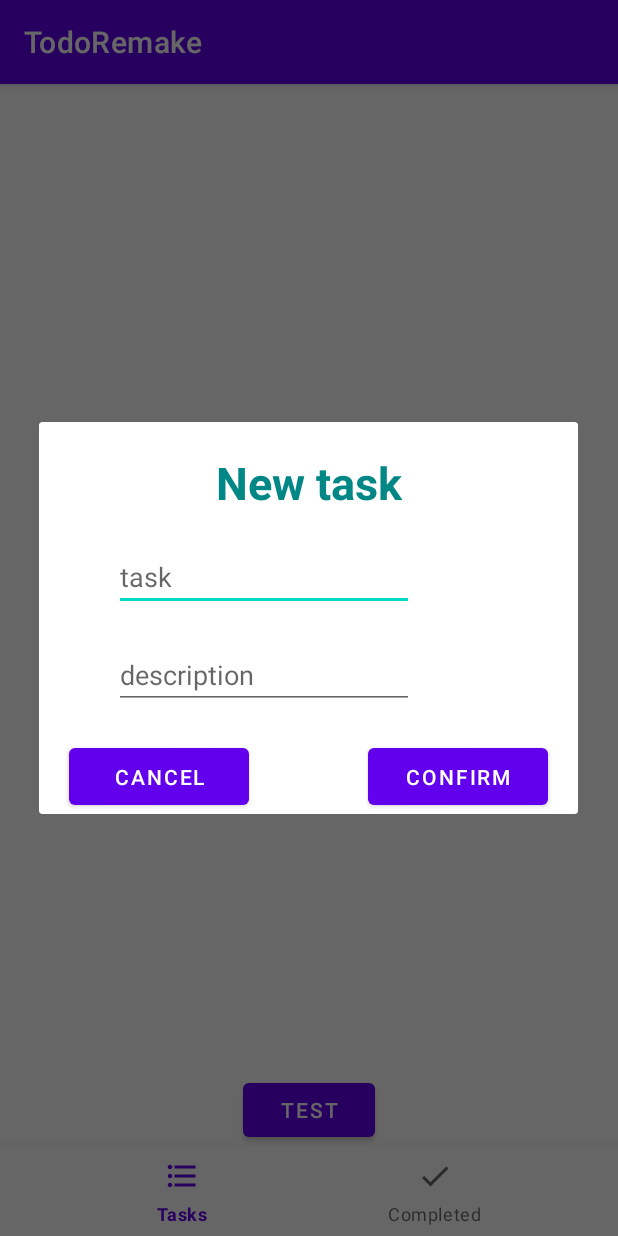
After one commit to matiSzewczyk/ToDo, an Android app: the fragment NewTaskDialogFragment placed in its activity, on a phone screen of 412 x 824 dp. The commit adds this screen. Run offline under Robolectric (Android 15) with nearby library versions, the phone set to English and light mode, and no system bars; our stand-ins replace Dagger/Hilt's generated code, navigation-ui.

Commit message:
Display dialog fragment

```diff
--- a/app/src/main/AndroidManifest.xml
+++ b/app/src/main/AndroidManifest.xml
@@ -4,6 +4,7 @@
     package="com.example.todoremake">
 
     <application
+        android:name=".TodoApplication"
         android:allowBackup="true"
         android:dataExtractionRules="@xml/data_extraction_rules"
         android:fullBackupContent="@xml/backup_rules"
--- a/app/src/main/java/com/example/todoremake/CompletedFragment.kt
+++ b/app/src/main/java/com/example/todoremake/CompletedFragment.kt
@@ -3,10 +3,15 @@ package com.example.todoremake
 import android.os.Bundle
 import android.view.View
 import androidx.fragment.app.Fragment
+import com.example.todoremake.databinding.FragmentCompletedBinding
 
 class CompletedFragment : Fragment(R.layout.fragment_completed){
 
+    private lateinit var binding: FragmentCompletedBinding
+
     override fun onViewCreated(view: View, savedInstanceState: Bundle?) {
         super.onViewCreated(view, savedInstanceState)
+
+        binding = FragmentCompletedBinding.bind(view)
     }
 }
--- a/app/src/main/java/com/example/todoremake/MainActivity.kt
+++ b/app/src/main/java/com/example/todoremake/MainActivity.kt
@@ -7,7 +7,9 @@ import androidx.navigation.fragment.NavHostFragment
 import androidx.navigation.fragment.findNavController
 import androidx.navigation.ui.setupWithNavController
 import com.example.todoremake.databinding.ActivityMainBinding
+import dagger.hilt.android.AndroidEntryPoint
 
+@AndroidEntryPoint
 class MainActivity : AppCompatActivity() {
 
     private lateinit var binding: ActivityMainBinding
--- /dev/null
+++ b/app/src/main/java/com/example/todoremake/NewTaskDialogFragment.kt
@@ -0,0 +1,35 @@
+package com.example.todoremake
+
+import android.os.Bundle
+import android.view.LayoutInflater
+import android.view.View
+import android.view.ViewGroup
+import androidx.fragment.app.DialogFragment
+import com.example.todoremake.databinding.DialogNewTaskFragmentBinding
+
+class NewTaskDialogFragment : DialogFragment() {
+
+    private lateinit var binding: DialogNewTaskFragmentBinding
+
+    override fun onCreate(savedInstanceState: Bundle?) {
+        super.onCreate(savedInstanceState)
+        setStyle(STYLE_NORMAL, com.google.android.material.R.style.Theme_MaterialComponents_Light_Dialog_MinWidth)
+    }
+
+    override fun onCreateView(
+        inflater: LayoutInflater,
+        container: ViewGroup?,
+        savedInstanceState: Bundle?
+    ): View {
+        binding = DialogNewTaskFragmentBinding.inflate(inflater, container, false)
+        return binding.root
+    }
+
+    override fun onViewCreated(view: View, savedInstanceState: Bundle?) {
+        super.onViewCreated(view, savedInstanceState)
+
+        binding.cancelButton.setOnClickListener {
+            dialog!!.dismiss()
+        }
+    }
+}
--- a/app/src/main/java/com/example/todoremake/TasksFragment.kt
+++ b/app/src/main/java/com/example/todoremake/TasksFragment.kt
@@ -3,10 +3,42 @@ package com.example.todoremake
 import android.os.Bundle
 import android.view.View
 import androidx.fragment.app.Fragment
+import androidx.fragment.app.activityViewModels
+import androidx.lifecycle.Observer
+import androidx.lifecycle.lifecycleScope
+import androidx.recyclerview.widget.LinearLayoutManager
+import com.example.todoremake.databinding.FragmentTasksBinding
+import kotlinx.coroutines.Dispatchers.Main
+import kotlinx.coroutines.launch
 
 class TasksFragment : Fragment(R.layout.fragment_tasks){
 
+    private lateinit var binding: FragmentTasksBinding
+    private lateinit var tasksAdapter: TasksAdapter
+    private val tasksViewModel: TasksViewModel by activityViewModels()
+
     override fun onViewCreated(view: View, savedInstanceState: Bundle?) {
         super.onViewCreated(view, savedInstanceState)
+
+        binding = FragmentTasksBinding.bind(view)
+        setupRecyclerView()
+
+        val tasksObserver = Observer<MutableList<Task>> {
+            tasksAdapter.insertTask(it[it.size - 1])
+        }
+        tasksViewModel.tasks.observe(viewLifecycleOwner, tasksObserver)
+
+        binding.button.setOnClickListener {
+            lifecycleScope.launch(Main) {
+                val dialog = NewTaskDialogFragment()
+                dialog.show(childFragmentManager, "show")
+            }
+        }
+    }
+
+    private fun setupRecyclerView() = binding.tasksRecyclerView.apply {
+        tasksAdapter = TasksAdapter()
+        adapter = tasksAdapter
+        layoutManager = LinearLayoutManager(context)
     }
 }
--- /dev/null
+++ b/app/src/main/java/com/example/todoremake/TasksViewModel.kt
@@ -0,0 +1,16 @@
+package com.example.todoremake
+
+import androidx.lifecycle.MutableLiveData
+import androidx.lifecycle.ViewModel
+import dagger.hilt.android.lifecycle.HiltViewModel
+import javax.inject.Inject
+
+@HiltViewModel
+class TasksViewModel @Inject constructor(): ViewModel() {
+
+    var tasks = MutableLiveData<MutableList<Task>>()
+
+    fun addTask() {
+        tasks.postValue(mutableListOf(Task("task name", "", false)))
+    }
+}
--- /dev/null
+++ b/app/src/main/res/layout/dialog_new_task_fragment.xml
@@ -0,0 +1,63 @@
+<?xml version="1.0" encoding="utf-8"?>
+<androidx.constraintlayout.widget.ConstraintLayout xmlns:android="http://schemas.android.com/apk/res/android"
+    android:layout_width="match_parent"
+    android:layout_height="match_parent"
+    xmlns:app="http://schemas.android.com/apk/res-auto">
+
+    <TextView
+        android:id="@+id/title"
+        android:layout_width="wrap_content"
+        android:layout_height="wrap_content"
+        android:text="New task"
+        android:textColor="@color/teal_700"
+        android:textStyle="bold"
+        android:textSize="30sp"
+        android:layout_marginTop="20dp"
+        app:layout_constraintTop_toTopOf="parent"
+        app:layout_constraintStart_toStartOf="parent"
+        app:layout_constraintEnd_toEndOf="parent" />
+
+    <EditText
+        android:id="@+id/task_name"
+        android:layout_width="200dp"
+        android:layout_height="wrap_content"
+        android:layout_marginTop="20dp"
+        android:layout_marginStart="50dp"
+        android:hint="task"
+        app:layout_constraintStart_toStartOf="parent"
+        app:layout_constraintTop_toBottomOf="@id/title"
+        />
+
+    <EditText
+        android:id="@+id/task_description"
+        android:layout_width="200dp"
+        android:layout_height="wrap_content"
+        android:layout_marginTop="20dp"
+        android:layout_marginStart="50dp"
+        android:hint="description"
+        app:layout_constraintStart_toStartOf="parent"
+        app:layout_constraintTop_toBottomOf="@id/task_name"
+        />
+
+    <Button
+        android:id="@+id/cancel_button"
+        android:layout_width="120dp"
+        android:layout_height="50dp"
+        android:text="cancel"
+        android:layout_marginTop="20dp"
+        android:layout_marginStart="20dp"
+        app:layout_constraintStart_toStartOf="parent"
+        app:layout_constraintTop_toBottomOf="@id/task_description" />
+
+    <Button
+        android:id="@+id/confirm_button"
+        android:layout_width="120dp"
+        android:layout_height="50dp"
+        android:text="confirm"
+        android:layout_marginTop="20dp"
+        android:layout_marginEnd="20dp"
+        app:layout_constraintEnd_toEndOf="parent"
+        app:layout_constraintTop_toBottomOf="@id/task_description" />
+
+
+</androidx.constraintlayout.widget.ConstraintLayout>
--- a/app/src/main/res/layout/fragment_tasks.xml
+++ b/app/src/main/res/layout/fragment_tasks.xml
@@ -1,6 +1,25 @@
 <?xml version="1.0" encoding="utf-8"?>
 <androidx.constraintlayout.widget.ConstraintLayout xmlns:android="http://schemas.android.com/apk/res/android"
     android:layout_width="match_parent"
-    android:layout_height="match_parent">
+    android:layout_height="match_parent"
+    xmlns:app="http://schemas.android.com/apk/res-auto">
+
+    <androidx.recyclerview.widget.RecyclerView
+        android:id="@+id/tasks_recycler_view"
+        android:layout_width="match_parent"
+        android:layout_height="match_parent"
+        app:layout_constraintStart_toStartOf="parent"
+        app:layout_constraintTop_toTopOf="parent"
+        app:layout_constraintEnd_toEndOf="parent"
+        app:layout_constraintBottom_toBottomOf="parent" />
+
+    <Button
+        android:id="@+id/button"
+        android:layout_width="wrap_content"
+        android:layout_height="wrap_content"
+        android:text="test"
+        app:layout_constraintBottom_toBottomOf="parent"
+        app:layout_constraintStart_toStartOf="parent"
+        app:layout_constraintEnd_toEndOf="parent" />
 
 </androidx.constraintlayout.widget.ConstraintLayout>
```
Also changed, not shown: app/build.gradle (+10 -2 lines), app/src/main/java/com/example/todoremake/Task.kt (added, +7 -0 lines), app/src/main/java/com/example/todoremake/TasksAdapter.kt (added, +35 -0 lines), app/src/main/java/com/example/todoremake/TodoApplication.kt (added, +12 -0 lines), app/src/main/res/layout/task_item.xml (added, +16 -0 lines), build.gradle (+4 -4 lines).
